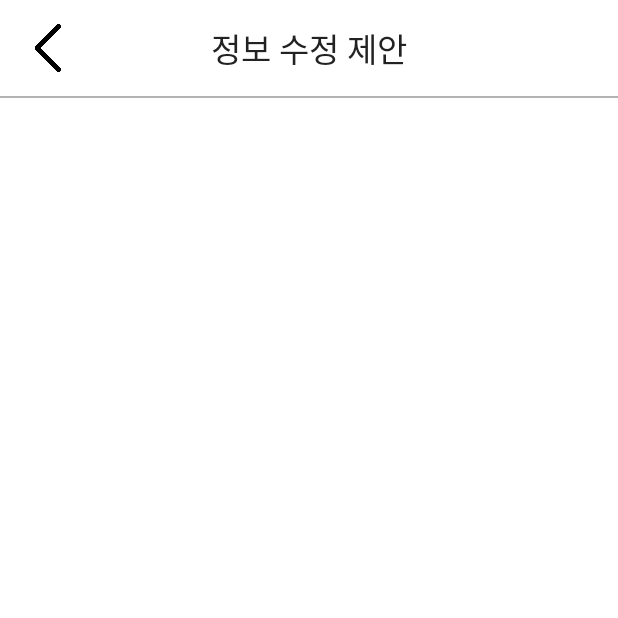
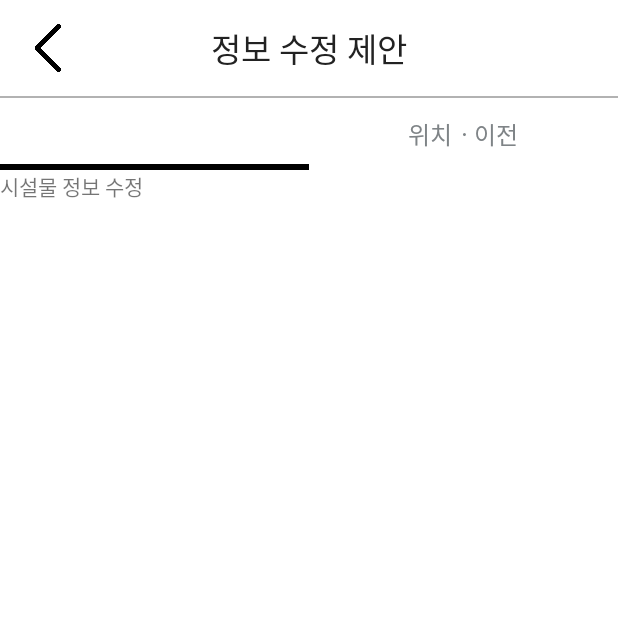
Before and after one commit to Haeeul/TA9-Term-Project, an Android app: the UpdatePlaceInfoActivity screen opened directly, with no data from a screen before it, on a phone screen of 412 x 824 dp, the top half of it. Run offline under Robolectric (Android 15) with nearby library versions, the phone set to English and light mode, and no system bars; our stand-ins replace data binding; Roboto replaces fonts that are not available here; 1 statement that could not run was skipped.

Commit message:
[feat] #26 장소 유형(매장, 시설물)에 따라 정보 수정 제안 뷰 연결

```diff
--- /dev/null
+++ b/app/src/main/java/com/example/mh_term_app/ui/map/details/update/UpdateAddressFragment.kt
@@ -0,0 +1,10 @@
+package com.example.mh_term_app.ui.map.details.update
+
+import com.example.mh_term_app.R
+import com.example.mh_term_app.base.BaseFragment
+import com.example.mh_term_app.databinding.FragmentUpdateAddressBinding
+
+class UpdateAddressFragment : BaseFragment<FragmentUpdateAddressBinding>() {
+    override val layoutResID: Int
+        get() = R.layout.fragment_update_address
+}
--- /dev/null
+++ b/app/src/main/java/com/example/mh_term_app/ui/map/details/update/UpdateFacilityInfoFragment.kt
@@ -0,0 +1,10 @@
+package com.example.mh_term_app.ui.map.details.update
+
+import com.example.mh_term_app.R
+import com.example.mh_term_app.base.BaseFragment
+import com.example.mh_term_app.databinding.FragmentUpdateFacilityInfoBinding
+
+class UpdateFacilityInfoFragment : BaseFragment<FragmentUpdateFacilityInfoBinding>() {
+    override val layoutResID: Int
+        get() = R.layout.fragment_update_facility_info
+}
--- a/app/src/main/java/com/example/mh_term_app/ui/map/details/update/UpdatePlaceInfoActivity.kt
+++ b/app/src/main/java/com/example/mh_term_app/ui/map/details/update/UpdatePlaceInfoActivity.kt
@@ -4,14 +4,22 @@ import com.example.mh_term_app.MHApplication
 import com.example.mh_term_app.R
 import com.example.mh_term_app.base.BaseActivity
 import com.example.mh_term_app.databinding.ActivityUpdatePlaceInfoBinding
+import com.example.mh_term_app.ui.map.info.ViewPagerAdapter
 import com.example.mh_term_app.utils.extension.setSingleOnClickListener
+import com.example.mh_term_app.utils.listener.TabSelectedListener
+import com.example.mh_term_app.utils.listener.changeTabsFont
 
-class UpdatePlaceInfoActivity : BaseActivity<ActivityUpdatePlaceInfoBinding>() {
+class UpdatePlaceInfoActivity() : BaseActivity<ActivityUpdatePlaceInfoBinding>() {
     override val layoutResID: Int
         get() = R.layout.activity_update_place_info
 
+    lateinit var viewPagerAdapter: ViewPagerAdapter
+    var type = ""
+
     override fun initView() {
         super.initView()
+
+        type = intent.getStringExtra("type").toString()
 
         binding.tbUptaePlaceInfo.apply {
             title = MHApplication.getApplicationContext().getString(R.string.title_update_place_info)
@@ -19,5 +27,38 @@ class UpdatePlaceInfoActivity : BaseActivity<ActivityUpdatePlaceInfoBinding>() {
                 finish()
             }
         }
+
+        initViewPager(type)
+        initTab(type)
+    }
+
+    private fun initViewPager(type: String){
+        viewPagerAdapter = ViewPagerAdapter(
+            supportFragmentManager
+        )
+        viewPagerAdapter.fragments = listOf(
+            if(type == "매장") UpdateStoreInfoFragment() else UpdateFacilityInfoFragment(),
+            UpdateAddressFragment()
+        )
+
+        binding.vpUpdatePlaceInfo.adapter = viewPagerAdapter
+    }
+
+    private fun initTab(type: String){
+        binding.tlUpdatePlaceInfo.setupWithViewPager(binding.vpUpdatePlaceInfo)
+        binding.tlUpdatePlaceInfo.apply {
+            getTabAt(0)?.text = getTabTxt(type)
+            getTabAt(1)?.text = getString(R.string.txt_transfer)
+        }
+        binding.tlUpdatePlaceInfo.addOnTabSelectedListener(TabSelectedListener(binding.tlUpdatePlaceInfo))
+        binding.tlUpdatePlaceInfo.changeTabsFont(0)
+    }
+
+    private fun getTabTxt(type: String) : String{
+        return when(type){
+            "매장" -> getString(R.string.txt_store_info)
+            "시설물" -> getString(R.string.txt_facility_info)
+            else -> ""
+        }
     }
 }
--- a/app/src/main/java/com/example/mh_term_app/ui/map/info/MapPersistBottomSheetFragment.kt
+++ b/app/src/main/java/com/example/mh_term_app/ui/map/info/MapPersistBottomSheetFragment.kt
@@ -2,6 +2,7 @@ package com.example.mh_term_app.ui.map.info
 
 import androidx.annotation.IdRes
 import androidx.fragment.app.FragmentManager
+import com.example.mh_term_app.MHApplication
 import com.example.mh_term_app.R
 import com.example.mh_term_app.data.model.response.ResponseCategoryList
 import com.example.mh_term_app.databinding.LayoutInfoCollapseBinding
@@ -51,8 +52,8 @@ class MapPersistBottomSheetFragment() : PersistBottomSheetFragment<LayoutInfoCol
     private fun initTab(type: String){
         expandBinding.tlInfoDetail.setupWithViewPager(expandBinding.vpInfoDetail)
         expandBinding.tlInfoDetail.apply {
-            getTabAt(0)?.text = if(type == "매장") "매장 정보" else "시설물 정보"
-            getTabAt(1)?.text = "리뷰"
+            getTabAt(0)?.text = if(type == "매장") MHApplication.getApplicationContext().getString(R.string.txt_store_info) else MHApplication.getApplicationContext().getString(R.string.txt_facility_info)
+            getTabAt(1)?.text = MHApplication.getApplicationContext().getString(R.string.txt_review)
         }
         expandBinding.tlInfoDetail.addOnTabSelectedListener(TabSelectedListener(expandBinding.tlInfoDetail))
         expandBinding.tlInfoDetail.changeTabsFont(0)
--- a/app/src/main/res/layout/activity_sign_up.xml
+++ b/app/src/main/res/layout/activity_sign_up.xml
@@ -229,7 +229,7 @@
                     app:layout_constraintTop_toBottomOf="@+id/textView31" />
 
                 <TextView
-                    android:id="@+id/textView33"
+                    android:id="@+id/txt_update_facility_info"
                     style="@style/MediumText"
                     android:layout_width="wrap_content"
                     android:layout_height="wrap_content"
--- a/app/src/main/res/layout/activity_update_place_info.xml
+++ b/app/src/main/res/layout/activity_update_place_info.xml
@@ -18,5 +18,32 @@
             app:layout_constraintEnd_toEndOf="parent"
             app:layout_constraintStart_toStartOf="parent"
             app:layout_constraintTop_toTopOf="parent" />
+
+        <com.google.android.material.tabs.TabLayout
+            android:id="@+id/tl_update_place_info"
+            android:layout_width="0dp"
+            android:layout_height="wrap_content"
+            app:layout_constraintEnd_toEndOf="parent"
+            app:layout_constraintStart_toStartOf="parent"
+            app:layout_constraintTop_toBottomOf="@+id/tb_uptae_place_info"
+            app:tabGravity="fill"
+            app:tabIndicatorColor="@color/black"
+            app:tabIndicatorGravity="bottom"
+            app:tabIndicatorHeight="4dp"
+            app:tabMaxWidth="0dp"
+            app:tabMode="fixed"
+            app:tabSelectedTextColor="@color/black"
+            app:tabTextAppearance="@style/Theme.info.Tab"
+            app:tabTextColor="@color/dark_grey">
+
+        </com.google.android.material.tabs.TabLayout>
+
+        <com.example.mh_term_app.utils.view.MeasuredViewPager
+            android:id="@+id/vp_update_place_info"
+            android:layout_width="0dp"
+            android:layout_height="wrap_content"
+            app:layout_constraintEnd_toEndOf="parent"
+            app:layout_constraintStart_toStartOf="parent"
+            app:layout_constraintTop_toBottomOf="@+id/tl_update_place_info" />
     </androidx.constraintlayout.widget.ConstraintLayout>
 </layout>
--- /dev/null
+++ b/app/src/main/res/layout/fragment_update_facility_info.xml
@@ -0,0 +1,16 @@
+<?xml version="1.0" encoding="utf-8"?>
+<layout xmlns:android="http://schemas.android.com/apk/res/android"
+    xmlns:tools="http://schemas.android.com/tools">
+
+    <androidx.constraintlayout.widget.ConstraintLayout
+        android:layout_width="match_parent"
+        android:layout_height="match_parent"
+        tools:context=".ui.map.details.update.UpdateFacilityInfoFragment">
+
+        <TextView
+            android:layout_width="match_parent"
+            android:layout_height="match_parent"
+            android:text="시설물 정보 수정" />
+
+    </androidx.constraintlayout.widget.ConstraintLayout>
+</layout>
--- a/app/src/main/res/layout/view_place_info_item_none.xml
+++ b/app/src/main/res/layout/view_place_info_item_none.xml
@@ -9,11 +9,10 @@
         android:layout_height="wrap_content">
 
         <TextView
-            android:id="@+id/textView39"
+            android:id="@+id/txt_info_item_none_content"
             style="@style/MediumText"
             android:layout_width="wrap_content"
             android:layout_height="wrap_content"
-            android:text="@string/desc_add_info"
             android:textColor="@color/grey"
             android:textSize="16dp"
             app:layout_constraintBottom_toBottomOf="@+id/btn_add_info"
@@ -27,6 +26,6 @@
             app:layout_constraintBottom_toBottomOf="parent"
             app:layout_constraintEnd_toEndOf="parent"
             app:layout_constraintTop_toTopOf="parent"
-            app:srcCompat="@drawable/ic_pen" />
+            app:srcCompat="@drawable/ic_pen_light" />
     </androidx.constraintlayout.widget.ConstraintLayout>
 </layout>
--- a/app/src/main/res/values/strings.xml
+++ b/app/src/main/res/values/strings.xml
@@ -129,14 +129,21 @@
     <string name="txt_crosswalk">횡단보도</string>
     <string name="txt_pass">항목에 없거나 구분이 어려움</string>
 
-    <!--Details : store-->
+    <!-- details -->
+    <string name="txt_store_info">매장 정보</string>
+    <string name="txt_facility_info">시설물 정보</string>
+    <string name="txt_review">리뷰</string>
     <string name="txt_weekday">평일</string>
     <string name="txt_saturday">토요일</string>
     <string name="txt_monday">일요일</string>
 
     <!-- update info-->
-    <string name="desc_add_info">정보를 추가해주세요.</string>
+    <string name="desc_add_time_info">이용시간을 알려주세요.</string>
+    <string name="desc_add_phone_info">전화번호를 알려주세요.</string>
+    <string name="desc_add_target_info">주의 대상을 알려주세요.</string>
+    <string name="desc_add_warning_info">위험 요소를 알려주세요.</string>
     <string name="title_update_place_info">정보 수정 제안</string>
+    <string name="txt_transfer">위치ㆍ이전</string>
 
     <!-- etc -->
     <string name="txt_server_error">서버 점검중입니다.</string>
```
Also changed, not shown: app/src/main/java/com/example/mh_term_app/ui/map/details/DetailReportFacilityDataFragment.kt (+20 -4 lines), app/src/main/java/com/example/mh_term_app/ui/map/details/DetailReportStoreDataFragment.kt (+23 -8 lines), app/src/main/java/com/example/mh_term_app/ui/map/details/update/UpdateStoreInfoFragment.kt (added, +10 -0 lines), app/src/main/res/layout/fragment_detail_report_facility_data.xml (+6 -6 lines), app/src/main/res/layout/fragment_detail_report_store_data.xml (+9 -8 lines), app/src/main/res/layout/fragment_update_address.xml (added, +17 -0 lines), app/src/main/res/layout/fragment_update_store_info.xml (added, +16 -0 lines), app/src/main/res/drawable/ic_pen_light.png (added).
